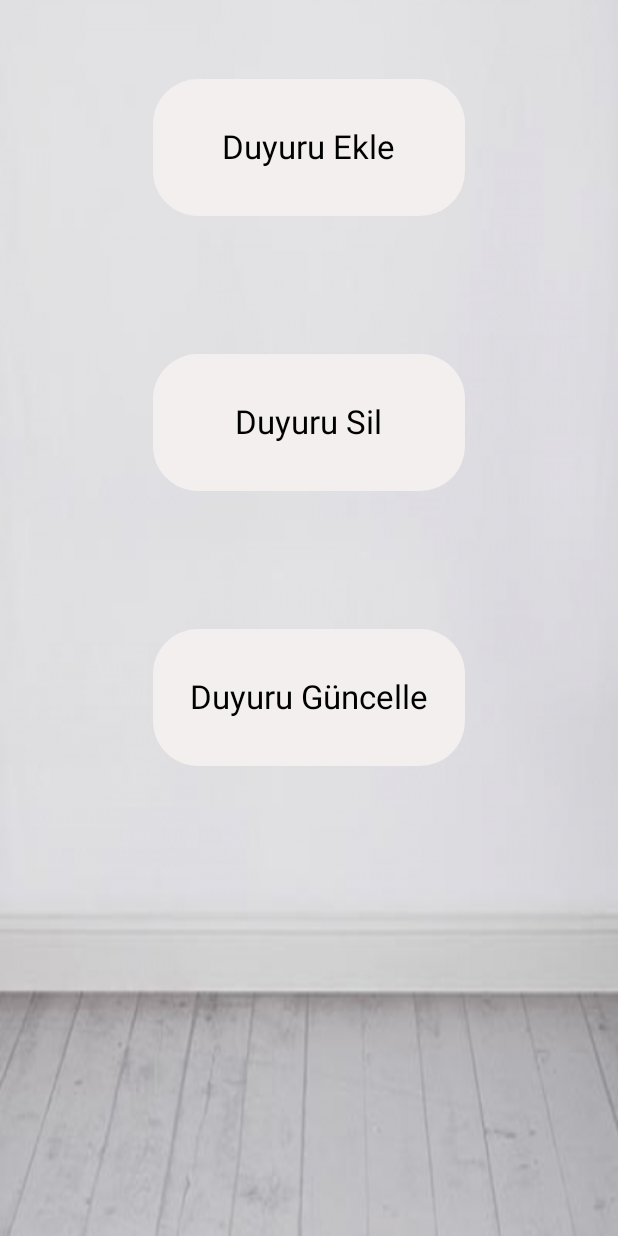
After one commit to Pablusha/Okul-Duyuru, an Android app: the activity_ogretmen_duyuru_yonetim screen opened directly, with no data from a screen before it, on a phone screen of 412 x 824 dp. The commit adds this screen. Run offline under Robolectric (Android 15) with nearby library versions, the phone set to English and light mode, and no system bars; our stand-ins replace sdp/ssp sizes.

Commit message:
Öğretmenlerin admin paneli hazırlanmaya başlandı.

```diff
--- a/app/build.gradle
+++ b/app/build.gradle
@@ -32,13 +32,18 @@ dependencies {
     implementation 'com.google.android.material:material:1.1.0'
     implementation 'androidx.annotation:annotation:1.1.0'
     implementation 'androidx.lifecycle:lifecycle-extensions:2.2.0'
+    //Recyclerview Library
     implementation 'androidx.recyclerview:recyclerview:1.2.0-alpha01'
 
+    //Firebase Libraries
     implementation 'com.google.firebase:firebase-analytics:17.2.2'
     implementation 'com.google.firebase:firebase-core:17.2.2'
     implementation 'com.google.firebase:firebase-auth:19.2.0'
     implementation 'com.google.firebase:firebase-database:19.2.1'
-    implementation 'com.google.firebase:firebase-firestore:17.1.2'
+    implementation 'com.google.firebase:firebase-firestore:21.4.0'
+    //SDP Library(Scalable dp)
+    implementation 'com.intuit.sdp:sdp-android:1.0.6'
+
     testImplementation 'junit:junit:4.12'
     androidTestImplementation 'androidx.test.ext:junit:1.1.1'
     androidTestImplementation 'androidx.test.espresso:espresso-core:3.2.0'
--- a/app/src/main/AndroidManifest.xml
+++ b/app/src/main/AndroidManifest.xml
@@ -1,6 +1,12 @@
 <?xml version="1.0" encoding="utf-8"?>
 <manifest xmlns:android="http://schemas.android.com/apk/res/android"
     package="com.paket.okulduyuru">
+
+    <supports-screens
+        android:largeScreens="true"
+        android:normalScreens="true"
+        android:smallScreens="true"
+        android:xlargeScreens="true" />
 
     <uses-permission android:name="android.permission.INTERNET" />
 
@@ -11,10 +17,11 @@
         android:roundIcon="@mipmap/ic_launcher_round"
         android:supportsRtl="true"
         android:theme="@style/AppTheme">
-        <activity android:name=".activity_ogretmen_home"></activity>
+        <activity android:name=".activity_ogretmen_duyuru_add"></activity>
+        <activity android:name=".activity_ogretmen_duyuru_yonetim" />
+        <activity android:name=".activity_ogretmen_home" />
         <activity android:name=".ArelWebView" />
         <activity android:name=".activity_ogretmen_register" />
-        <activity android:name=".activity_ogretmen_yeni_duyuru" />
         <activity android:name=".activity_ogretmen_login" />
         <activity android:name=".OgrenciDuyuruActivity" />
         <activity android:name=".HomeActivity" />
--- a/app/src/main/java/com/paket/okulduyuru/activity_ogretmen_yeni_duyuru.java
+++ b/app/src/main/java/com/paket/okulduyuru/activity_ogretmen_duyuru_add.java
@@ -4,11 +4,11 @@ import androidx.appcompat.app.AppCompatActivity;
 
 import android.os.Bundle;
 
-public class activity_ogretmen_yeni_duyuru extends AppCompatActivity {
+public class activity_ogretmen_duyuru_add extends AppCompatActivity {
 
     @Override
     protected void onCreate(Bundle savedInstanceState) {
         super.onCreate(savedInstanceState);
-        setContentView(R.layout.activity_ogretmen_yeni_duyuru);
+        setContentView(R.layout.activity_ogretmen_duyuru_add);
     }
 }
--- /dev/null
+++ b/app/src/main/java/com/paket/okulduyuru/activity_ogretmen_duyuru_yonetim.java
@@ -0,0 +1,29 @@
+package com.paket.okulduyuru;
+
+import androidx.appcompat.app.AppCompatActivity;
+
+import android.content.Intent;
+import android.os.Bundle;
+import android.view.View;
+import android.widget.RelativeLayout;
+
+public class activity_ogretmen_duyuru_yonetim extends AppCompatActivity {
+
+    private RelativeLayout rl_add_button;
+
+    @Override
+    protected void onCreate(Bundle savedInstanceState) {
+        super.onCreate(savedInstanceState);
+        setContentView(R.layout.activity_ogretmen_duyuru_yonetim);
+
+        rl_add_button = findViewById(R.id.ac_ogretmen_duyuru_add);
+
+        //Duyuru ekleme aktivitesine geçiş.
+        rl_add_button.setOnClickListener(new View.OnClickListener() {
+            @Override
+            public void onClick(View view) {
+                startActivity(new Intent(getApplicationContext(),activity_ogretmen_duyuru_add.class));
+            }
+        });
+    }
+}
--- a/app/src/main/java/com/paket/okulduyuru/activity_ogretmen_home.java
+++ b/app/src/main/java/com/paket/okulduyuru/activity_ogretmen_home.java
@@ -1,14 +1,70 @@
 package com.paket.okulduyuru;
 
+import androidx.annotation.NonNull;
 import androidx.appcompat.app.AppCompatActivity;
 
+import android.content.Intent;
 import android.os.Bundle;
+import android.view.View;
+import android.widget.RelativeLayout;
+import android.widget.TextView;
+
+import com.google.firebase.auth.FirebaseAuth;
+import com.google.firebase.auth.FirebaseUser;
+import com.google.firebase.database.DataSnapshot;
+import com.google.firebase.database.DatabaseError;
+import com.google.firebase.database.DatabaseReference;
+import com.google.firebase.database.FirebaseDatabase;
+import com.google.firebase.database.ValueEventListener;
 
 public class activity_ogretmen_home extends AppCompatActivity {
+
+    private RelativeLayout rl_duyuru_yonetim;
+    private TextView txtAdSoyad;
+    private FirebaseUser user;
+    private String uid;
 
     @Override
     protected void onCreate(Bundle savedInstanceState) {
         super.onCreate(savedInstanceState);
         setContentView(R.layout.activity_ogretmen_home);
+
+        txtAdSoyad = findViewById(R.id.adSoyad);
+        rl_duyuru_yonetim = findViewById(R.id.ac_ogretmen_home_cv_duyuru_yonetim);
+        getAdSoyad();
+
+
+        //Duyuru yönetim aktivitesine geçiş.
+        rl_duyuru_yonetim.setOnClickListener(new View.OnClickListener() {
+            @Override
+            public void onClick(View view) {
+                startActivity(new Intent(getApplicationContext(),activity_ogretmen_duyuru_yonetim.class));
+            }
+        });
+
+
+    }
+
+    private void getAdSoyad() {
+        DatabaseReference rootRef = FirebaseDatabase.getInstance().getReference();
+        DatabaseReference ogretmenRef = rootRef.child("Ogretmen");
+        user = FirebaseAuth.getInstance().getCurrentUser();
+        uid = user.getUid();
+
+        ValueEventListener eventListener = new ValueEventListener() {
+            @Override
+            public void onDataChange(@NonNull DataSnapshot dataSnapshot) {
+                for (DataSnapshot ds: dataSnapshot.getChildren()) {
+                    String ad_soyad = dataSnapshot.child(uid).child("ad_soyad").getValue(String.class);
+                    txtAdSoyad.setText(ad_soyad);
+                }
+            }
+
+            @Override
+            public void onCancelled(@NonNull DatabaseError databaseError) {
+
+            }
+        };
+        ogretmenRef.addListenerForSingleValueEvent(eventListener);
     }
 }
--- /dev/null
+++ b/app/src/main/res/drawable/ogretmen_duyuru_yonetim_roundrect.xml
@@ -0,0 +1,7 @@
+<?xml version="1.0" encoding="utf-8"?>
+<shape xmlns:android="http://schemas.android.com/apk/res/android" android:shape="rectangle">
+
+    <solid android:color="#F3EFEF"></solid>
+    <corners android:radius="30dp"/>
+
+</shape>
--- a/app/src/main/res/layout/activity_ogretmen_yeni_duyuru.xml
+++ b/app/src/main/res/layout/activity_ogretmen_duyuru_add.xml
@@ -1,10 +1,9 @@
 <?xml version="1.0" encoding="utf-8"?>
-<RelativeLayout xmlns:android="http://schemas.android.com/apk/res/android"
+<androidx.constraintlayout.widget.ConstraintLayout xmlns:android="http://schemas.android.com/apk/res/android"
     xmlns:app="http://schemas.android.com/apk/res-auto"
     xmlns:tools="http://schemas.android.com/tools"
     android:layout_width="match_parent"
     android:layout_height="match_parent"
-    tools:context=".activity_ogretmen_yeni_duyuru">
+    tools:context=".activity_ogretmen_duyuru_add">
 
-
-</RelativeLayout>
+</androidx.constraintlayout.widget.ConstraintLayout>
--- /dev/null
+++ b/app/src/main/res/layout/activity_ogretmen_duyuru_yonetim.xml
@@ -0,0 +1,118 @@
+<?xml version="1.0" encoding="utf-8"?>
+<RelativeLayout xmlns:android="http://schemas.android.com/apk/res/android"
+    xmlns:app="http://schemas.android.com/apk/res-auto"
+    xmlns:tools="http://schemas.android.com/tools"
+    android:layout_width="wrap_content"
+    android:layout_height="match_parent"
+    tools:context=".activity_ogretmen_duyuru_yonetim"
+    android:background="@drawable/duyuru_yonetim_background">
+
+    <RelativeLayout
+        android:id="@+id/ac_ogretmen_duyuru_yonetim_add_button"
+        android:layout_width="match_parent"
+        android:layout_height="wrap_content"
+        android:layout_marginTop="@dimen/_10sdp"
+        android:padding="@dimen/_30sdp"
+        android:paddingTop="@dimen/_50sdp">
+
+        <RelativeLayout
+            android:layout_width="match_parent"
+            android:layout_height="wrap_content"
+            android:orientation="vertical">
+
+            <RelativeLayout
+                android:id="@+id/ac_ogretmen_duyuru_add"
+                android:layout_width="@dimen/_160sdp"
+                android:layout_height="@dimen/_70sdp"
+                android:background="@drawable/ogretmen_duyuru_yonetim_roundrect"
+                android:layout_centerHorizontal="true">
+
+                <TextView
+                    android:layout_width="wrap_content"
+                    android:layout_height="match_parent"
+                    android:text="@string/duyuruEkle"
+                    android:textSize="@dimen/_17sdp"
+                    android:textColor="@color/black"
+                    android:layout_centerHorizontal="true"
+                    android:layout_marginTop="@dimen/_23sdp" />
+
+            </RelativeLayout>
+        </RelativeLayout>
+    </RelativeLayout>
+
+    <RelativeLayout
+        android:id="@+id/ac_ogretmen_duyuru_yonetim_delete_button"
+        android:layout_width="match_parent"
+        android:layout_height="wrap_content"
+        android:layout_marginTop="@dimen/_10sdp"
+        android:layout_below="@id/ac_ogretmen_duyuru_yonetim_add_button"
+        android:padding="@dimen/_30sdp"
+        android:paddingTop="@dimen/_50sdp">
+
+        <RelativeLayout
+            android:layout_width="match_parent"
+            android:layout_height="wrap_content"
+            android:orientation="vertical">
+
+            <RelativeLayout
+                android:id="@+id/ac_ogretmen_duyuru_delete"
+                android:layout_width="@dimen/_160sdp"
+                android:layout_height="@dimen/_70sdp"
+                android:background="@drawable/ogretmen_duyuru_yonetim_roundrect"
+                android:layout_centerHorizontal="true">
+
+                <TextView
+                    android:layout_width="wrap_content"
+                    android:layout_height="match_parent"
+                    android:text="@string/duyuruSil"
+                    android:textColor="@color/black"
+                    android:textSize="@dimen/_17sdp"
+                    android:layout_marginTop="@dimen/_23sdp"
+                    android:layout_centerHorizontal="true" />
+
+            </RelativeLayout>
+        </RelativeLayout>
+    </RelativeLayout>
+
+    <RelativeLayout
+        android:id="@+id/ac_ogretmen_duyuru_yonetim_update_button"
+        android:layout_width="match_parent"
+        android:layout_height="wrap_content"
+        android:layout_marginTop="@dimen/_10sdp"
+        android:layout_below="@id/ac_ogretmen_duyuru_yonetim_delete_button"
+        android:padding="@dimen/_30sdp"
+        android:paddingTop="@dimen/_50sdp">
+
+        <RelativeLayout
+            android:layout_width="match_parent"
+            android:layout_height="wrap_content"
+            android:orientation="vertical">
+
+            <RelativeLayout
+                android:id="@+id/ac_ogretmen_duyuru_update"
+                android:layout_width="@dimen/_160sdp"
+                android:layout_height="@dimen/_70sdp"
+                android:background="@drawable/ogretmen_duyuru_yonetim_roundrect"
+                android:layout_centerHorizontal="true">
+
+                <TextView
+                    android:layout_width="wrap_content"
+                    android:layout_height="match_parent"
+                    android:text="@string/duyuruGuncelle"
+                    android:textSize="@dimen/_17sdp"
+                    android:textColor="@color/black"
+                    android:layout_centerHorizontal="true"
+                    android:layout_marginTop="@dimen/_23sdp" />
+
+            </RelativeLayout>
+        </RelativeLayout>
+    </RelativeLayout>
+
+
+
+
+
+
+
+
+</RelativeLayout>
--- a/app/src/main/res/values/colors.xml
+++ b/app/src/main/res/values/colors.xml
@@ -17,4 +17,5 @@
     <color name="ogrenciHomeBackground">#3A2850</color>
     <color name="splashScreenBorderColor">#FF000000</color>
     <color name="ogretmenHomeBackground">#42568D</color>
+    <color name="black">#000000</color>
 </resources>
--- a/app/src/main/res/values/strings.xml
+++ b/app/src/main/res/values/strings.xml
@@ -34,4 +34,7 @@
         Bilgisayar Programcılığı Bölüm başkanından bilgi alabilirsiniz.</string>
     <string name="bilgiMesajiKapat">KAPAT</string>
     <string name="anasayfa">Anasayfa</string>
+    <string name="duyuruEkle">Duyuru Ekle</string>
+    <string name="duyuruGuncelle">Duyuru Güncelle</string>
+    <string name="duyuruSil">Duyuru Sil</string>
 </resources>
```
Also changed, not shown: app/src/main/res/drawable/duyuru_yonetim_background.jpg (added). Lines whose indentation alone changed are shown as unchanged.
